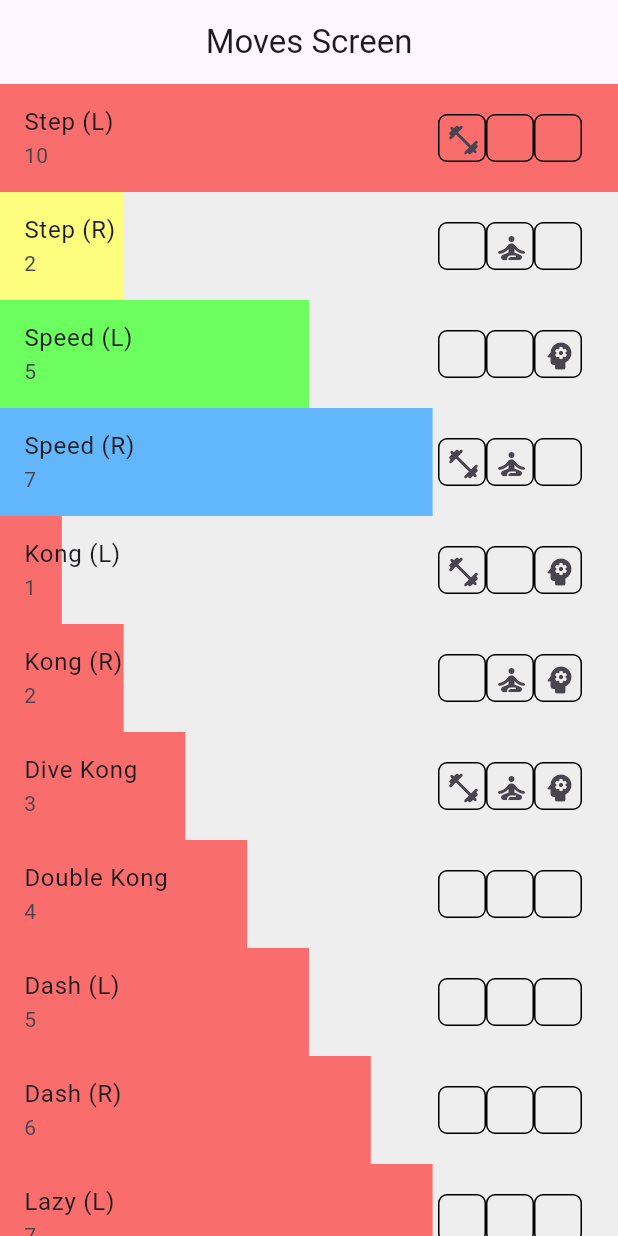
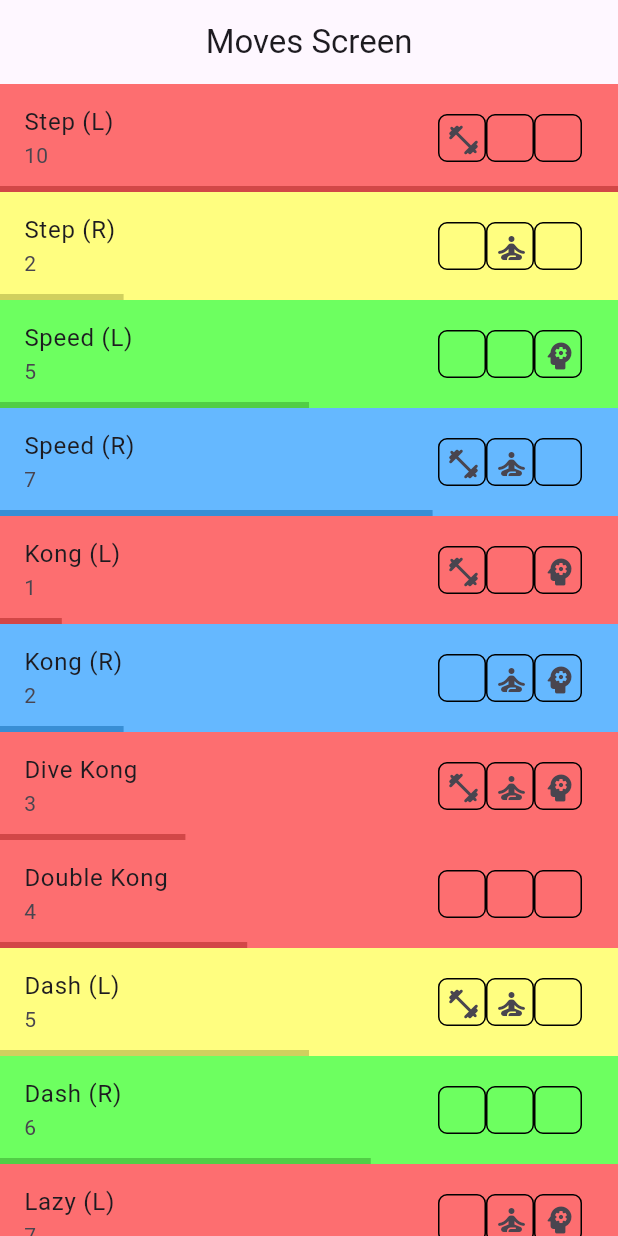
Before and after one commit to fortetude/fortetude, a Flutter app: the MovesScreen screen opened directly, on a phone screen of 412 x 824 dp. Run offline on Flutter 3.47's test engine with Material 3 defaults, Android fonts, the light colour scheme and no system bars; our stand-ins replace google_fonts.

Commit message:
refactored tile color - added control strip

```diff
--- a/lib/features/moves/screens/moves_screen.dart
+++ b/lib/features/moves/screens/moves_screen.dart
@@ -16,19 +16,10 @@ class MovesScreen extends StatelessWidget {
           for (Move move in allMoves)
             Stack(
               children: [
-                Positioned.fill(child: Container(color: Colors.grey.shade200)),
-                Positioned.fill(
-                  child: FractionallySizedBox(
-                    alignment: Alignment.centerLeft,
-                    widthFactor: move.controlWidth(),
-                    child: Container(color: move.competency.color()),
-                  ),
-                ),
                 ListTile(
                   title: Text(move.name),
                   subtitle: Text(move.control.toString()),
-                  //tileColor: move.competency.color(),
-                  tileColor: Colors.transparent,
+                  tileColor: move.competency.color(),
                   trailing: Row(
                     mainAxisSize: MainAxisSize.min,
                     children: [
@@ -103,6 +94,21 @@ class MovesScreen extends StatelessWidget {
                       },
                     );
                   },
+                ),
+                Positioned(
+                  left: 0,
+                  right: 0,
+                  bottom: 0,
+                  height: 4,
+                  child: Align(
+                    alignment: Alignment.bottomLeft,
+                    child: IgnorePointer(
+                      child: FractionallySizedBox(
+                        widthFactor: move.controlWidth(),
+                        child: Container(color: Color.lerp(move.competency.color(), Colors.black, 0.2)),
+                      ),
+                    ),
+                  ),
                 ),
               ],
             ),
```
Also changed, not shown: lib/features/moves/models/move_items.dart (+10 -10 lines).
